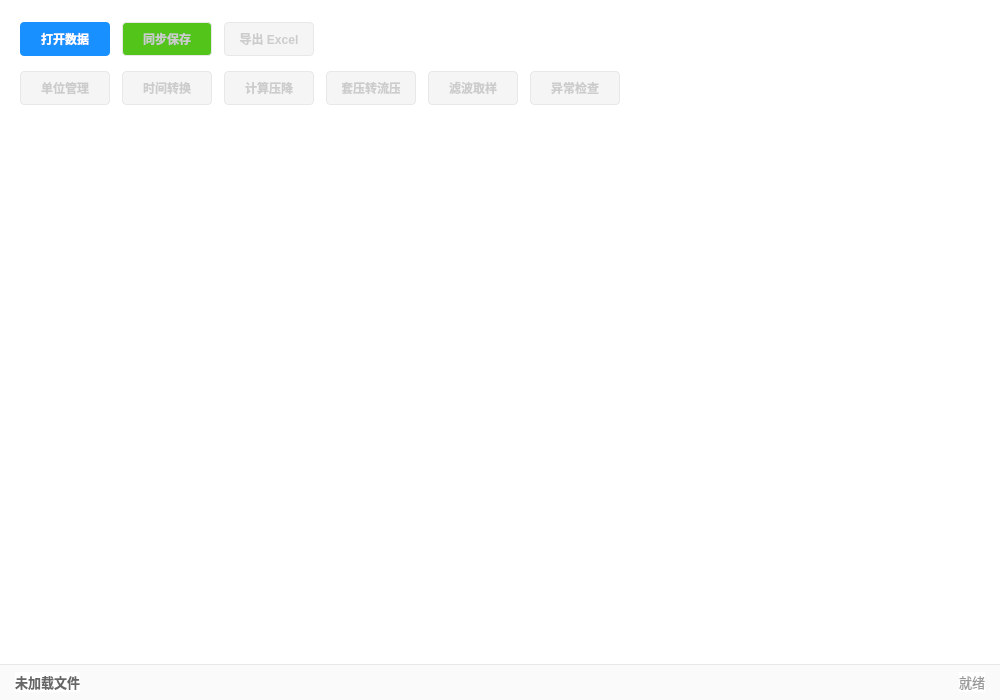
Above: wt_datawidget.ui from Luqinghao1/WT20260407 before the change. Below: the same form after it.
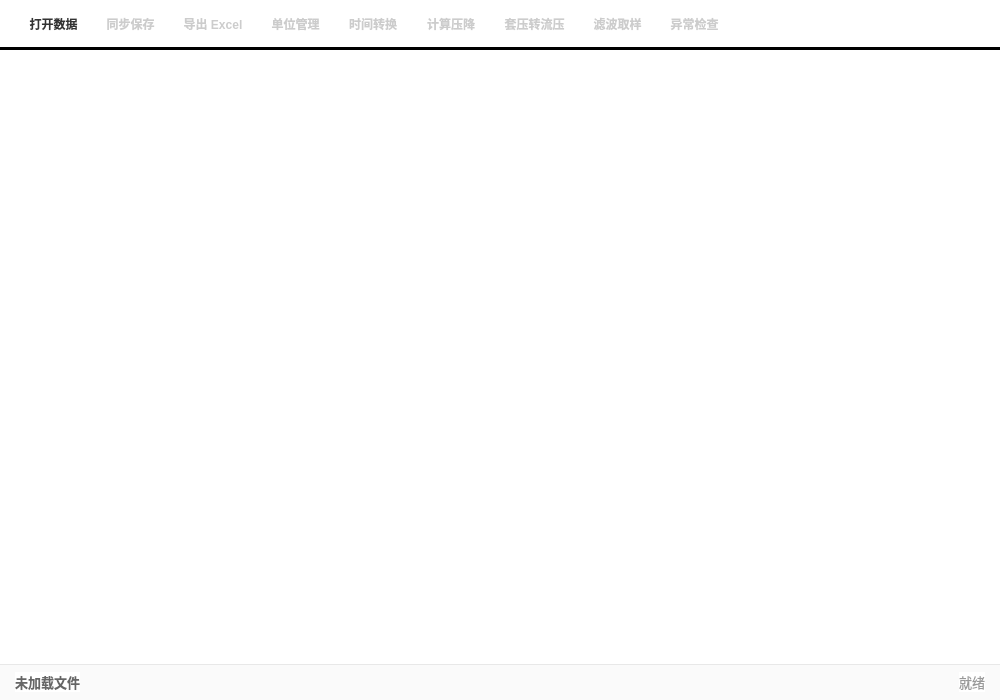
That is the form after the change.

```diff
--- a/wt_datawidget.ui
+++ b/wt_datawidget.ui
@@ -22,7 +22,7 @@
     font-size: 13px;
 }
 
-/* 顶部操作区：保留背景色，无边框 */
+/* 顶部操作区 */
 QWidget#topPanel {
     background-color: #FFFFFF;
     border: none;
@@ -34,14 +34,13 @@
     border-top: 1px solid #E8E8E8;
 }
 
-/* 按钮通用样式：蓝色主题 */
-QPushButton {
-    background-color: #1890FF;
+/* 将按键样式改为更纯净的工具栏样式 */
+QToolButton {
+    background-color: transparent;
     border: none;
     border-radius: 4px;
-    padding: 5px 15px;
-    color: #FFFFFF;
-    min-height: 24px;
+    padding: 5px;
+    color: #333333;
     font-weight: bold;
     font-size: 12px;
 }
@@ -51,50 +50,36 @@
 QPushButton:pressed {
     background-color: #096DD9;
 }
-QPushButton:disabled {
-    background-color: #F5F5F5;
+QToolButton:disabled {
     color: #CCCCCC;
-    border: 1px solid #E8E8E8;
 }
 
-/* 特殊按钮：同步保存 (绿色) */
-QPushButton#btnSave {
-    background-color: #52C41A;
-}
-QPushButton#btnSave:hover {
-    background-color: #73D13D;
-}
-QPushButton#btnSave:pressed {
-    background-color: #389E0D;
-}
-
-/* QTabWidget 样式优化：体现分区，显示横线 */
+/* QTabWidget 样式优化：解决遮挡问题 */
 QTabWidget::pane {
     border: none;
-    /* 这里设置横线，颜色稍深以体现分割 */
-    border-top: 1px solid #D9D9D9;
+    /* 取消 pane 自己的上边框，因为我们用专门的 QFrame 来画分割线了 */
+    border-top: 0px solid #D9D9D9;
     background: #FFFFFF;
-    /* top: 0px 表示不重叠，横线完整显示 */
-    top: 0px;
 }
 
 QTabBar::tab {
     background: #FFFFFF;
-    border: none;
-    /* 底部透明边框，占位 */
+    /* 增加上边框，和背景融为一体，起到占位作用，防止文字太贴近顶线 */
+    border-top: 1px solid transparent;
+    border-left: 1px solid transparent;
+    border-right: 1px solid transparent;
     border-bottom: 2px solid transparent;
     padding: 8px 20px;
     min-width: 80px;
     color: #666666;
     margin-right: 2px;
-    /* 底部外边距为0，紧贴横线 */
-    margin-bottom: 0px;
+    /* 增加 top margin，让标签页整体往下沉一点点，留出上方黑线的位置 */
+    margin-top: 2px;
 }
 
 QTabBar::tab:selected {
     color: #1890FF;
     font-weight: bold;
-    /* 选中时，底部出现蓝色指示条，位于横线之上 */
     border-bottom: 2px solid #1890FF;
     background-color: #E6F7FF;
 }
@@ -131,49 +116,24 @@
    </property>
    <item>
     <widget class="QWidget" name="topPanel" native="true">
-     <layout class="QVBoxLayout" name="verticalLayout_Top">
+     <layout class="QHBoxLayout" name="horizontalLayout_Toolbar">
       <property name="spacing">
-       <number>15</number>
+       <number>10</number>
       </property>
       <property name="leftMargin">
        <number>20</number>
       </property>
       <property name="topMargin">
-       <number>20</number>
+       <number>8</number>
       </property>
       <property name="rightMargin">
        <number>20</number>
       </property>
       <property name="bottomMargin">
-       <number>15</number>
+       <number>8</number>
       </property>
       <item>
-       <layout class="QHBoxLayout" name="horizontalLayout_FileOps">
-        <property name="spacing">
-         <number>12</number>
-        </property>
-        <item>
-         <widget class="QPushButton" name="btnOpenFile">
-          <property name="minimumSize">
-           <size>
-            <width>90</width>
-            <height>34</height>
-           </size>
-          </property>
-          <property name="maximumSize">
-           <size>
-            <width>90</width>
-            <height>30</height>
-           </size>
-          </property>
-          <property name="font">
-           <font>
-            <family>Microsoft YaHei</family>
-            <pointsize>-1</pointsize>
-            <bold>true</bold>
-            <hintingpreference>PreferDefaultHinting</hintingpreference>
-           </font>
-          </property>
+       <widget class="QToolButton" name="btnOpenFile">
           <property name="cursor">
            <cursorShape>PointingHandCursor</cursorShape>
           </property>
@@ -183,22 +143,10 @@
          </widget>
         </item>
         <item>
-         <widget class="QPushButton" name="btnSave">
+       <widget class="QToolButton" name="btnSave">
           <property name="enabled">
            <bool>false</bool>
           </property>
-          <property name="minimumSize">
-           <size>
-            <width>90</width>
-            <height>34</height>
-           </size>
-          </property>
-          <property name="maximumSize">
-           <size>
-            <width>90</width>
-            <height>30</height>
-           </size>
-          </property>
           <property name="cursor">
            <cursorShape>PointingHandCursor</cursorShape>
           </property>
@@ -208,22 +156,10 @@
          </widget>
         </item>
         <item>
-         <widget class="QPushButton" name="btnExport">
+       <widget class="QToolButton" name="btnExport">
           <property name="enabled">
            <bool>false</bool>
           </property>
-          <property name="minimumSize">
-           <size>
-            <width>90</width>
-            <height>34</height>
-           </size>
-          </property>
-          <property name="maximumSize">
-           <size>
-            <width>90</width>
-            <height>30</height>
-           </size>
-          </property>
           <property name="cursor">
            <cursorShape>PointingHandCursor</cursorShape>
           </property>
@@ -233,42 +169,10 @@
          </widget>
         </item>
         <item>
-         <spacer name="horizontalSpacer_File">
-          <property name="orientation">
-           <enum>Qt::Orientation::Horizontal</enum>
-          </property>
-          <property name="sizeHint" stdset="0">
-           <size>
-            <width>40</width>
-            <height>20</height>
-           </size>
-          </property>
-         </spacer>
-        </item>
-       </layout>
-      </item>
-      <item>
-       <layout class="QHBoxLayout" name="horizontalLayout_DataTools">
-        <property name="spacing">
-         <number>12</number>
-        </property>
-        <item>
-         <widget class="QPushButton" name="btnUnitManager">
+       <widget class="QToolButton" name="btnUnitManager">
           <property name="enabled">
            <bool>false</bool>
           </property>
-          <property name="minimumSize">
-           <size>
-            <width>90</width>
-            <height>34</height>
-           </size>
-          </property>
-          <property name="maximumSize">
-           <size>
-            <width>90</width>
-            <height>30</height>
-           </size>
-          </property>
           <property name="cursor">
            <cursorShape>PointingHandCursor</cursorShape>
           </property>
@@ -278,22 +182,10 @@
          </widget>
         </item>
         <item>
-         <widget class="QPushButton" name="btnTimeConvert">
+       <widget class="QToolButton" name="btnTimeConvert">
           <property name="enabled">
            <bool>false</bool>
           </property>
-          <property name="minimumSize">
-           <size>
-            <width>90</width>
-            <height>34</height>
-           </size>
-          </property>
-          <property name="maximumSize">
-           <size>
-            <width>90</width>
-            <height>30</height>
-           </size>
-          </property>
           <property name="cursor">
            <cursorShape>PointingHandCursor</cursorShape>
           </property>
@@ -303,22 +195,10 @@
          </widget>
         </item>
         <item>
-         <widget class="QPushButton" name="btnPressureDropCalc">
+       <widget class="QToolButton" name="btnPressureDropCalc">
           <property name="enabled">
            <bool>false</bool>
           </property>
-          <property name="minimumSize">
-           <size>
-            <width>90</width>
-            <height>34</height>
-           </size>
-          </property>
-          <property name="maximumSize">
-           <size>
-            <width>90</width>
-            <height>30</height>
-           </size>
-          </property>
           <property name="cursor">
            <cursorShape>PointingHandCursor</cursorShape>
           </property>
@@ -328,22 +208,10 @@
          </widget>
         </item>
         <item>
-         <widget class="QPushButton" name="btnCalcPwf">
+       <widget class="QToolButton" name="btnCalcPwf">
           <property name="enabled">
            <bool>false</bool>
           </property>
-          <property name="minimumSize">
-           <size>
-            <width>90</width>
-            <height>34</height>
-           </size>
-          </property>
-          <property name="maximumSize">
-           <size>
-            <width>90</width>
-            <height>30</height>
-           </size>
-          </property>
           <property name="cursor">
            <cursorShape>PointingHandCursor</cursorShape>
           </property>
@@ -353,22 +221,10 @@
          </widget>
         </item>
         <item>
-         <widget class="QPushButton" name="btnFilterSample">
+       <widget class="QToolButton" name="btnFilterSample">
           <property name="enabled">
            <bool>false</bool>
           </property>
-          <property name="minimumSize">
-           <size>
-            <width>90</width>
-            <height>34</height>
-           </size>
-          </property>
-          <property name="maximumSize">
-           <size>
-            <width>90</width>
-            <height>30</height>
-           </size>
-          </property>
           <property name="cursor">
            <cursorShape>PointingHandCursor</cursorShape>
           </property>
@@ -378,22 +234,10 @@
          </widget>
         </item>
         <item>
-         <widget class="QPushButton" name="btnErrorCheck">
+       <widget class="QToolButton" name="btnErrorCheck">
           <property name="enabled">
            <bool>false</bool>
           </property>
-          <property name="minimumSize">
-           <size>
-            <width>90</width>
-            <height>34</height>
-           </size>
-          </property>
-          <property name="maximumSize">
-           <size>
-            <width>90</width>
-            <height>30</height>
-           </size>
-          </property>
           <property name="cursor">
            <cursorShape>PointingHandCursor</cursorShape>
           </property>
@@ -403,7 +247,7 @@
          </widget>
         </item>
         <item>
-         <spacer name="horizontalSpacer_Tools">
+       <spacer name="horizontalSpacer_Toolbar">
           <property name="orientation">
            <enum>Qt::Orientation::Horizontal</enum>
           </property>
@@ -416,8 +260,23 @@
          </spacer>
         </item>
        </layout>
-      </item>
-     </layout>
+    </widget>
+   </item>
+
+   <item>
+    <widget class="QFrame" name="line_separator">
+     <property name="frameShape">
+      <enum>QFrame::HLine</enum>
+     </property>
+     <property name="frameShadow">
+      <enum>QFrame::Plain</enum>
+     </property>
+     <property name="lineWidth">
+      <number>1</number>
+     </property>
+     <property name="styleSheet">
+      <string notr="true">background-color: #000000; color: #000000;</string>
+     </property>
     </widget>
    </item>
    <item>
```
Left out of the diff: 9 changed lines with no effect on the pictures. Lines whose indentation alone changed are shown as unchanged.
